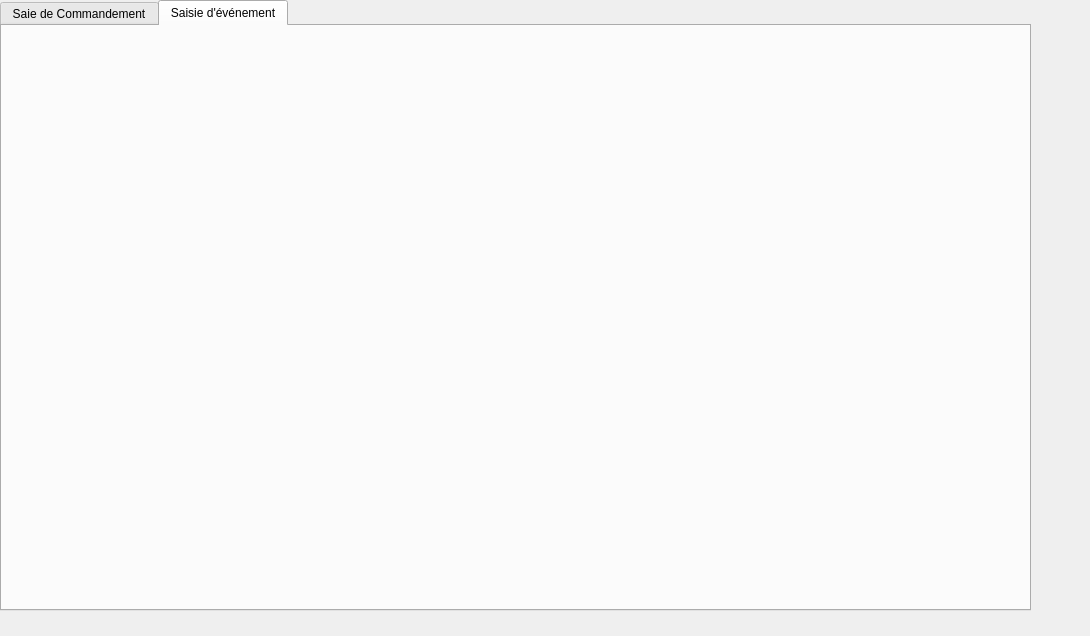
Above: saisiecmdt.ui from gabriellevy/destinCoutume before the change. Below: the same form after it.
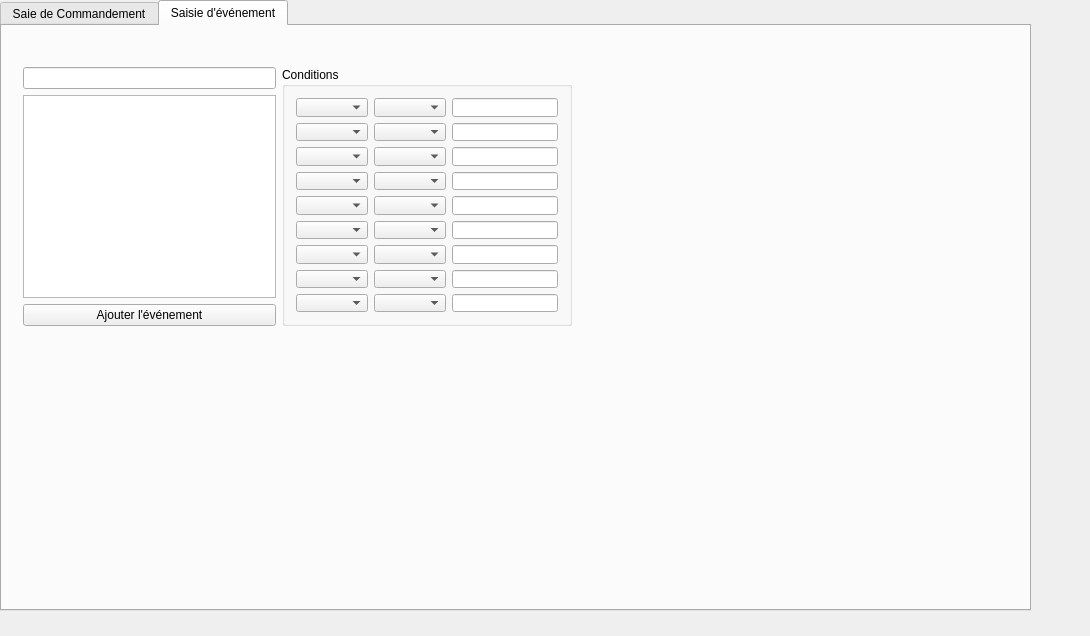
That is the form after the change. The open tabs and pages were chosen to show the change.

Commit message: Système de saisie d'événement

```diff
--- a/saisiecmdt.ui
+++ b/saisiecmdt.ui
@@ -165,6 +165,161 @@
      <attribute name="title">
       <string>Saisie d'événement</string>
      </attribute>
+     <widget class="QWidget" name="layoutWidget">
+      <property name="geometry">
+       <rect>
+        <x>10</x>
+        <y>30</y>
+        <width>571</width>
+        <height>281</height>
+       </rect>
+      </property>
+      <layout class="QHBoxLayout" name="horizontalLayout_3">
+       <item>
+        <layout class="QVBoxLayout" name="verticalLayout_3">
+         <item>
+          <widget class="QLineEdit" name="titreEvt"/>
+         </item>
+         <item>
+          <widget class="QPlainTextEdit" name="texteEvt"/>
+         </item>
+         <item>
+          <widget class="QPushButton" name="ajouterEvt">
+           <property name="text">
+            <string>Ajouter l'événement</string>
+           </property>
+          </widget>
+         </item>
+        </layout>
+       </item>
+       <item>
+        <widget class="QGroupBox" name="GroupeCondition">
+         <property name="title">
+          <string>Conditions</string>
+         </property>
+         <layout class="QVBoxLayout" name="verticalLayout_4">
+          <item>
+           <layout class="QHBoxLayout" name="condition1">
+            <item>
+             <widget class="QComboBox" name="caracCoutumeCondition1"/>
+            </item>
+            <item>
+             <widget class="QComboBox" name="signeCondition1"/>
+            </item>
+            <item>
+             <widget class="QLineEdit" name="valeurCondition1"/>
+            </item>
+           </layout>
+          </item>
+          <item>
+           <layout class="QHBoxLayout" name="condition2">
+            <item>
+             <widget class="QComboBox" name="caracCoutumeCondition2"/>
+            </item>
+            <item>
+             <widget class="QComboBox" name="signeCondition2"/>
+            </item>
+            <item>
+             <widget class="QLineEdit" name="valeurCondition2"/>
+            </item>
+           </layout>
+          </item>
+          <item>
+           <layout class="QHBoxLayout" name="condition3">
+            <item>
+             <widget class="QComboBox" name="caracCoutumeCondition3"/>
+            </item>
+            <item>
+             <widget class="QComboBox" name="signeCondition3"/>
+            </item>
+            <item>
+             <widget class="QLineEdit" name="valeurCondition3"/>
+            </item>
+           </layout>
+          </item>
+          <item>
+           <layout class="QHBoxLayout" name="condition4">
+            <item>
+             <widget class="QComboBox" name="caracCoutumeCondition4"/>
+            </item>
+            <item>
+             <widget class="QComboBox" name="signeCondition4"/>
+            </item>
+            <item>
+             <widget class="QLineEdit" name="valeurCondition4"/>
+            </item>
+           </layout>
+          </item>
+          <item>
+           <layout class="QHBoxLayout" name="condition5">
+            <item>
+             <widget class="QComboBox" name="caracCoutumeCondition5"/>
+            </item>
+            <item>
+             <widget class="QComboBox" name="signeCondition5"/>
+            </item>
+            <item>
+             <widget class="QLineEdit" name="valeurCondition5"/>
+            </item>
+           </layout>
+          </item>
+          <item>
+           <layout class="QHBoxLayout" name="condition6">
+            <item>
+             <widget class="QComboBox" name="caracCoutumeCondition6"/>
+            </item>
+            <item>
+             <widget class="QComboBox" name="signeCondition6"/>
+            </item>
+            <item>
+             <widget class="QLineEdit" name="valeurCondition6"/>
+            </item>
+           </layout>
+          </item>
+          <item>
+           <layout class="QHBoxLayout" name="condition7">
+            <item>
+             <widget class="QComboBox" name="caracCoutumeCondition7"/>
+            </item>
+            <item>
+             <widget class="QComboBox" name="signeCondition7"/>
+            </item>
+            <item>
+             <widget class="QLineEdit" name="valeurCondition7"/>
+            </item>
+           </layout>
+          </item>
+          <item>
+           <layout class="QHBoxLayout" name="condition8">
+            <item>
+             <widget class="QComboBox" name="caracCoutumeCondition8"/>
+            </item>
+            <item>
+             <widget class="QComboBox" name="signeCondition8"/>
+            </item>
+            <item>
+             <widget class="QLineEdit" name="valeurCondition8"/>
+            </item>
+           </layout>
+          </item>
+          <item>
+           <layout class="QHBoxLayout" name="condition9">
+            <item>
+             <widget class="QComboBox" name="caracCoutumeCondition9"/>
+            </item>
+            <item>
+             <widget class="QComboBox" name="signeCondition9"/>
+            </item>
+            <item>
+             <widget class="QLineEdit" name="valeurCondition9"/>
+            </item>
+           </layout>
+          </item>
+         </layout>
+        </widget>
+       </item>
+      </layout>
+     </widget>
     </widget>
    </widget>
   </widget>
```
Left out of the diff: 2 changed lines with no effect on the pictures. The commit also changes 10 other files.
